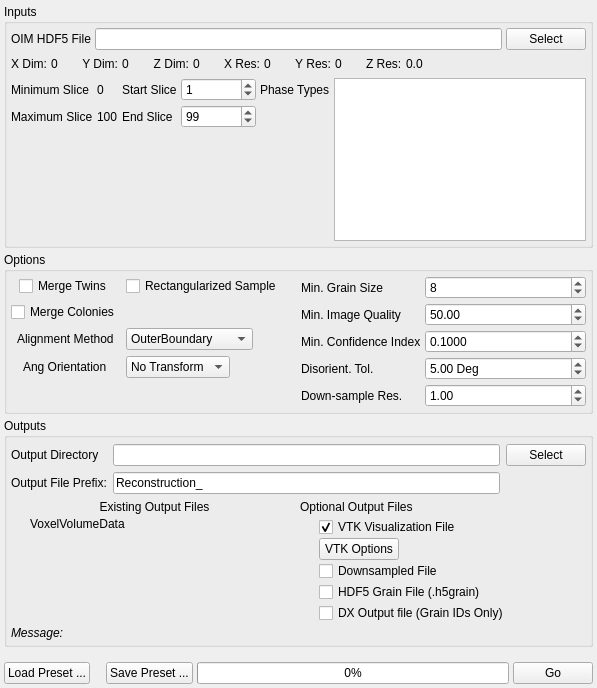
First picture: the form in Source/UIPlugins/Reconstruction/ReconstructionWidget.ui, repository BlueQuartzSoftware/DREAM3D, before the edit.
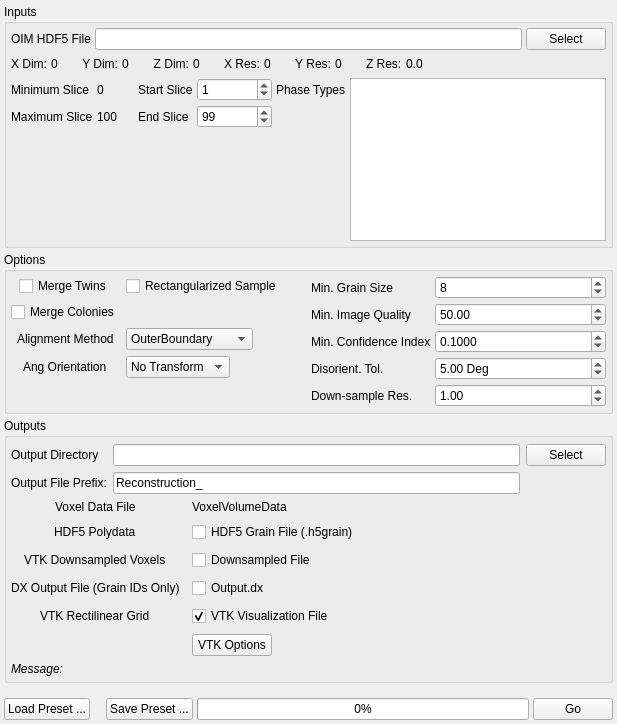
Second picture: the form after the edit. Icons and pictures are not drawn. Custom widgets are drawn as their Qt base class.

Commit message: Removing icons from output files since they were from another use case and were confusing to new users.

What changed in the file:
```diff
--- a/Source/UIPlugins/Reconstruction/ReconstructionWidget.ui
+++ b/Source/UIPlugins/Reconstruction/ReconstructionWidget.ui
@@ -6,8 +6,8 @@
    <rect>
     <x>0</x>
     <y>0</y>
-    <width>597</width>
-    <height>688</height>
+    <width>617</width>
+    <height>724</height>
    </rect>
   </property>
   <property name="sizePolicy">
@@ -669,57 +669,6 @@
        </layout>
       </item>
       <item>
-       <layout class="QGridLayout" name="gridLayout_4">
-        <property name="horizontalSpacing">
-         <number>2</number>
-        </property>
-        <property name="verticalSpacing">
-         <number>3</number>
-        </property>
-        <item row="0" column="0">
-         <widget class="QLabel" name="label_12">
-          <property name="text">
-           <string>Existing Output Files</string>
-          </property>
-          <property name="alignment">
-           <set>Qt::AlignCenter</set>
-          </property>
-         </widget>
-        </item>
-        <item row="1" column="0">
-         <layout class="QFormLayout" name="formLayout_2">
-          <property name="fieldGrowthPolicy">
-           <enum>QFormLayout::FieldsStayAtSizeHint</enum>
-          </property>
-          <property name="labelAlignment">
-           <set>Qt::AlignCenter</set>
-          </property>
-          <property name="horizontalSpacing">
-           <number>12</number>
-          </property>
-          <property name="verticalSpacing">
-           <number>1</number>
-          </property>
-          <item row="1" column="0">
-           <widget class="QLabel" name="m_H5VolumeFileIcon">
-            <property name="text">
-             <string/>
-            </property>
-            <property name="pixmap">
-             <pixmap resource="../../../Resources/icons/images/Icons.qrc">:/Delete-16x16.png</pixmap>
-            </property>
-           </widget>
-          </item>
-          <item row="1" column="1">
-           <widget class="QLabel" name="m_H5VoxelFile">
-            <property name="text">
-             <string>VoxelVolumeData</string>
-            </property>
-           </widget>
-          </item>
-         </layout>
-        </item>
-        <item row="1" column="1">
          <layout class="QFormLayout" name="formLayout">
           <property name="fieldGrowthPolicy">
            <enum>QFormLayout::FieldsStayAtSizeHint</enum>
@@ -734,19 +683,9 @@
            <number>12</number>
           </property>
           <property name="verticalSpacing">
-           <number>1</number>
-          </property>
-          <item row="1" column="0">
-           <widget class="QLabel" name="m_VisualizationVizFileIcon">
-            <property name="text">
-             <string/>
-            </property>
-            <property name="pixmap">
-             <pixmap resource="../../../Resources/icons/images/Icons.qrc">:/Delete-16x16.png</pixmap>
-            </property>
-           </widget>
-          </item>
-          <item row="1" column="1">
+         <number>8</number>
+        </property>
+        <item row="5" column="1">
            <widget class="QCheckBox" name="m_VisualizationVizFile">
             <property name="text">
              <string>VTK Visualization File</string>
@@ -756,76 +695,88 @@
             </property>
            </widget>
           </item>
-          <item row="3" column="0">
-           <widget class="QLabel" name="m_DownSampledVizFileIcon">
-            <property name="text">
-             <string/>
-            </property>
-            <property name="pixmap">
-             <pixmap resource="../../../Resources/icons/images/Icons.qrc">:/Delete-16x16.png</pixmap>
-            </property>
-           </widget>
-          </item>
-          <item row="3" column="1">
-           <widget class="QCheckBox" name="m_DownSampledVizFile">
-            <property name="text">
-             <string>Downsampled File</string>
-            </property>
-            <property name="checked">
-             <bool>false</bool>
-            </property>
-           </widget>
-          </item>
-          <item row="4" column="0">
-           <widget class="QLabel" name="m_HDF5GrainFileIcon">
-            <property name="text">
-             <string/>
-            </property>
-            <property name="pixmap">
-             <pixmap resource="../../../Resources/icons/images/Icons.qrc">:/Delete-16x16.png</pixmap>
-            </property>
-           </widget>
-          </item>
-          <item row="4" column="1">
-           <widget class="QCheckBox" name="m_HDF5GrainFile">
-            <property name="text">
-             <string>HDF5 Grain File (.h5grain)</string>
-            </property>
-            <property name="checked">
-             <bool>false</bool>
-            </property>
-           </widget>
-          </item>
-          <item row="2" column="1">
+        <item row="6" column="1">
            <widget class="QPushButton" name="m_VtkOptionsBtn">
             <property name="text">
              <string>VTK Options</string>
             </property>
            </widget>
           </item>
-          <item row="5" column="1">
+        <item row="1" column="1">
+         <widget class="QLabel" name="m_H5VoxelFile">
+          <property name="text">
+           <string>VoxelVolumeData</string>
+          </property>
+         </widget>
+        </item>
+        <item row="1" column="0">
+         <widget class="QLabel" name="label_12">
+          <property name="text">
+           <string>Voxel Data File</string>
+          </property>
+         </widget>
+        </item>
+        <item row="5" column="0">
+         <widget class="QLabel" name="label_18">
+          <property name="text">
+           <string>VTK Rectilinear Grid</string>
+          </property>
+         </widget>
+        </item>
+        <item row="2" column="0">
+         <widget class="QLabel" name="label_19">
+          <property name="text">
+           <string>HDF5 Polydata</string>
+          </property>
+         </widget>
+        </item>
+        <item row="2" column="1">
+         <widget class="QCheckBox" name="m_HDF5GrainFile">
+          <property name="text">
+           <string>HDF5 Grain File (.h5grain)</string>
+          </property>
+          <property name="checked">
+           <bool>false</bool>
+          </property>
+         </widget>
+        </item>
+        <item row="3" column="1">
+         <widget class="QCheckBox" name="m_DownSampledVizFile">
+          <property name="text">
+           <string>Downsampled File</string>
+          </property>
+          <property name="checked">
+           <bool>false</bool>
+          </property>
+         </widget>
+        </item>
+        <item row="4" column="1">
            <widget class="QCheckBox" name="m_DxFile">
             <property name="text">
-             <string>DX Output file (Grain IDs Only)</string>
+           <string>Output.dx</string>
             </property>
             <property name="checked">
              <bool>false</bool>
             </property>
            </widget>
           </item>
-          <item row="5" column="0">
-           <widget class="QLabel" name="m_DxFileIcon">
+        <item row="4" column="0">
+         <widget class="QLabel" name="label_20">
             <property name="text">
-             <string/>
-            </property>
-            <property name="pixmap">
-             <pixmap resource="../../../Resources/icons/images/Icons.qrc">:/Delete-16x16.png</pixmap>
+           <string>DX Output File (Grain IDs Only)</string>
+          </property>
+         </widget>
+        </item>
+        <item row="3" column="0">
+         <widget class="QLabel" name="label_21">
+          <property name="text">
+           <string>VTK Downsampled Voxels</string>
             </property>
            </widget>
           </item>
          </layout>
         </item>
-        <item row="2" column="0" colspan="2">
+      <item>
          <widget class="QLabel" name="messageLabel">
           <property name="font">
            <font>
@@ -842,15 +793,6 @@
            <number>3</number>
           </property>
          </widget>
-        </item>
-        <item row="0" column="1">
-         <widget class="QLabel" name="label_60">
-          <property name="text">
-           <string>Optional Output Files</string>
-          </property>
-         </widget>
-        </item>
-       </layout>
       </item>
      </layout>
     </widget>
```
Lines whose indentation alone changed are shown as unchanged. The commit also changes 6 other files.
